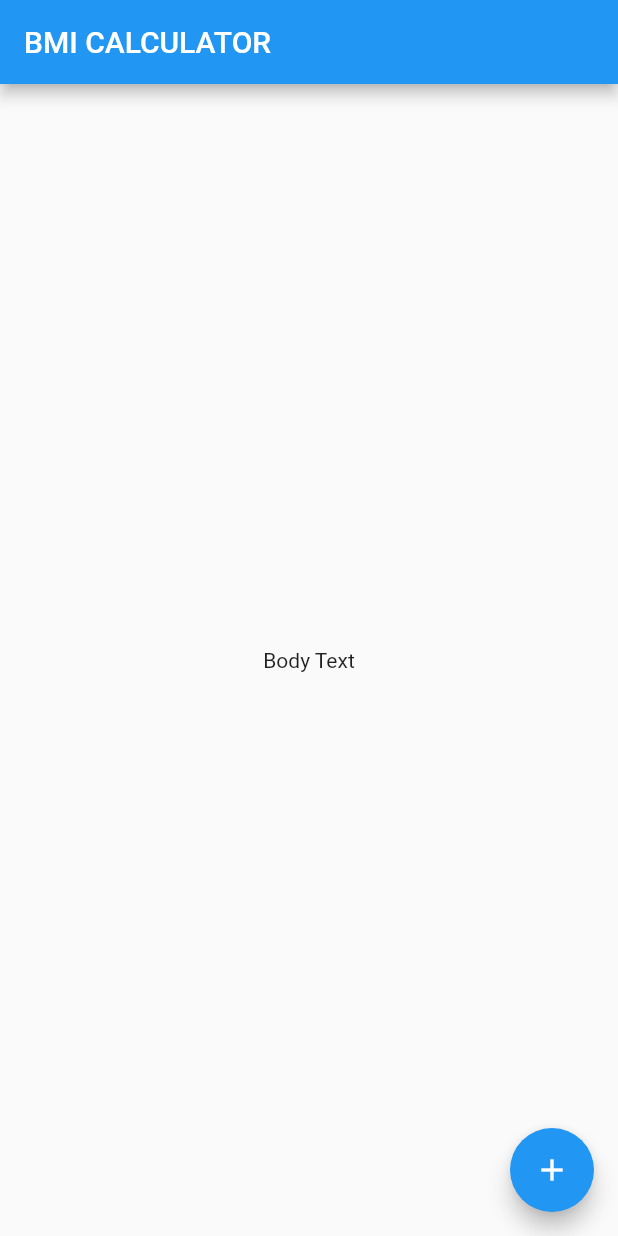
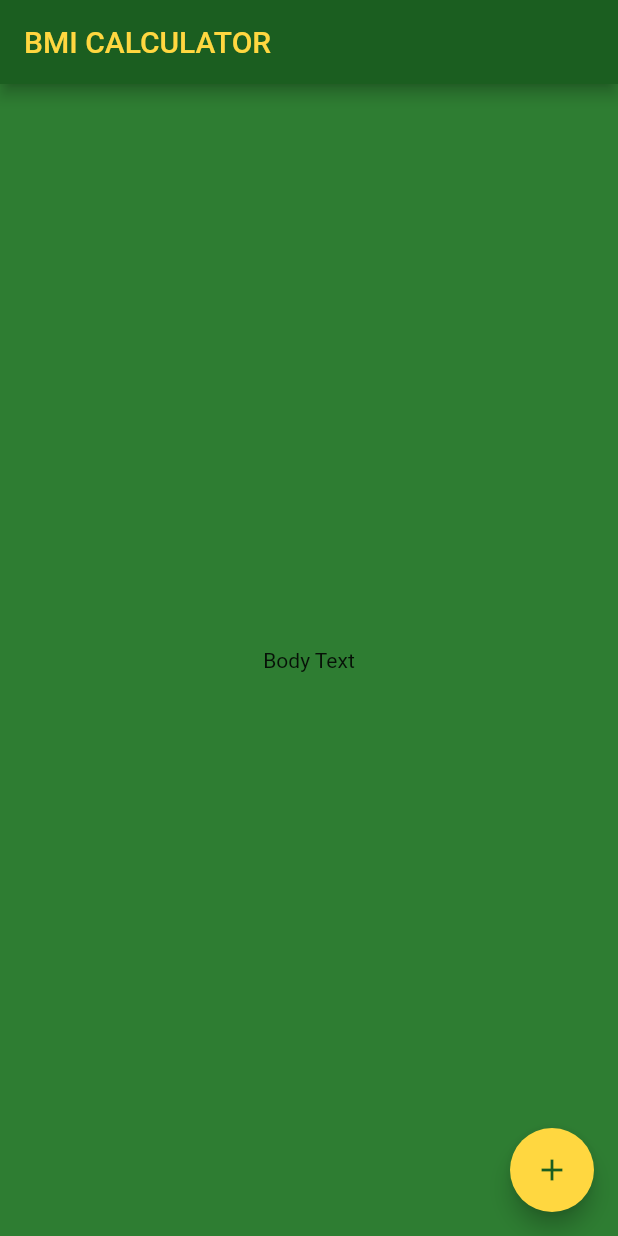
Before and after one commit to marianneleal/bmi-calculator, a Flutter app: the screen it shows after launch, on a phone screen of 412 x 824 dp. Run offline on Flutter 3.47's test engine with Material 2 defaults, Android fonts, the phone set to English and light mode, and no system bars.

Commit message:
added theme

```diff
--- /dev/null
+++ b/lib/bmi_theme.dart
@@ -0,0 +1,19 @@
+import 'package:flutter/material.dart';
+
+class BmiTheme {
+  static ThemeData dark() {
+    return ThemeData(
+        scaffoldBackgroundColor: Colors.green.shade800,
+        primaryColor: Colors.teal.shade800,
+        backgroundColor: Colors.teal.shade900,
+        accentColor: Colors.amberAccent,
+        appBarTheme: AppBarTheme(
+          foregroundColor: Colors.amberAccent,
+          backgroundColor: Colors.green.shade900,
+        ));
+  }
+
+  static TextTheme lightTextTheme = TextTheme(
+      //bodyText1: GoogleFonts.openSans(),
+      );
+}
--- a/lib/main.dart
+++ b/lib/main.dart
@@ -1,12 +1,16 @@
 import 'package:flutter/material.dart';
+
+import 'bmi_theme.dart';
 
 void main() => runApp(BMICalculator());
 
 class BMICalculator extends StatelessWidget {
   @override
   Widget build(BuildContext context) {
+    final theme = BmiTheme.dark();
     return MaterialApp(
       home: InputPage(),
+      theme: theme,
     );
   }
 }
@@ -27,7 +31,7 @@ class _InputPageState extends State<InputPage> {
         child: Text('Body Text'),
       ),
       floatingActionButton: FloatingActionButton(
-        child: Icon(Icons.add),
+        child: Icon(Icons.add, color: Colors.green.shade900),
       ),
     );
   }
```
